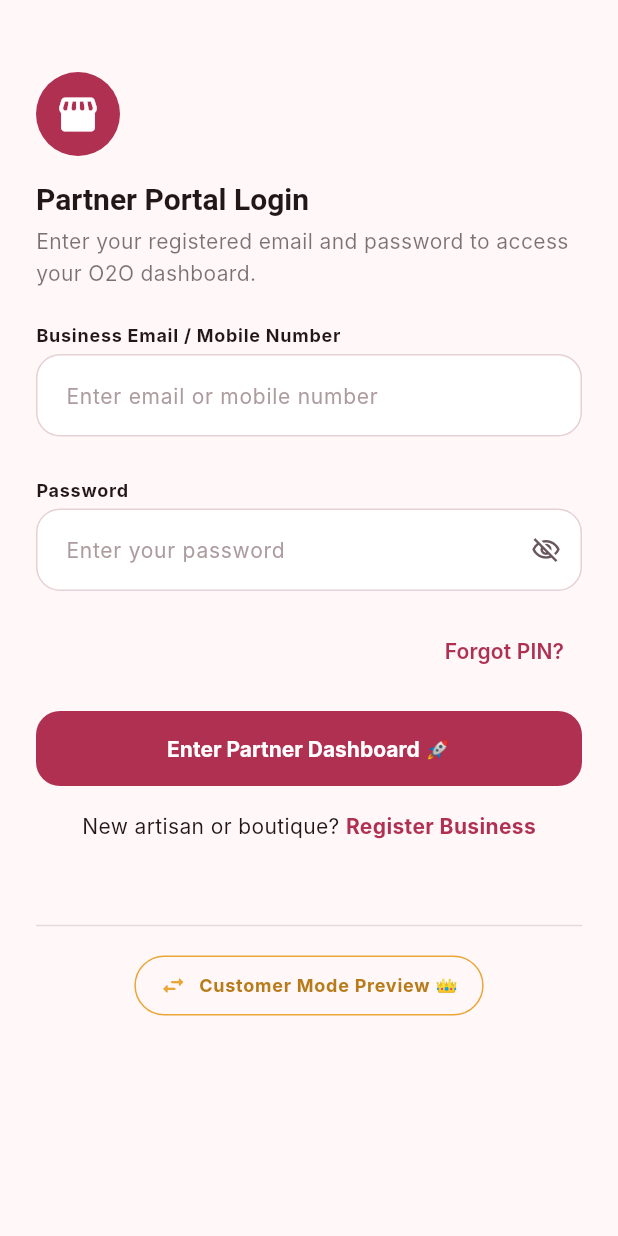
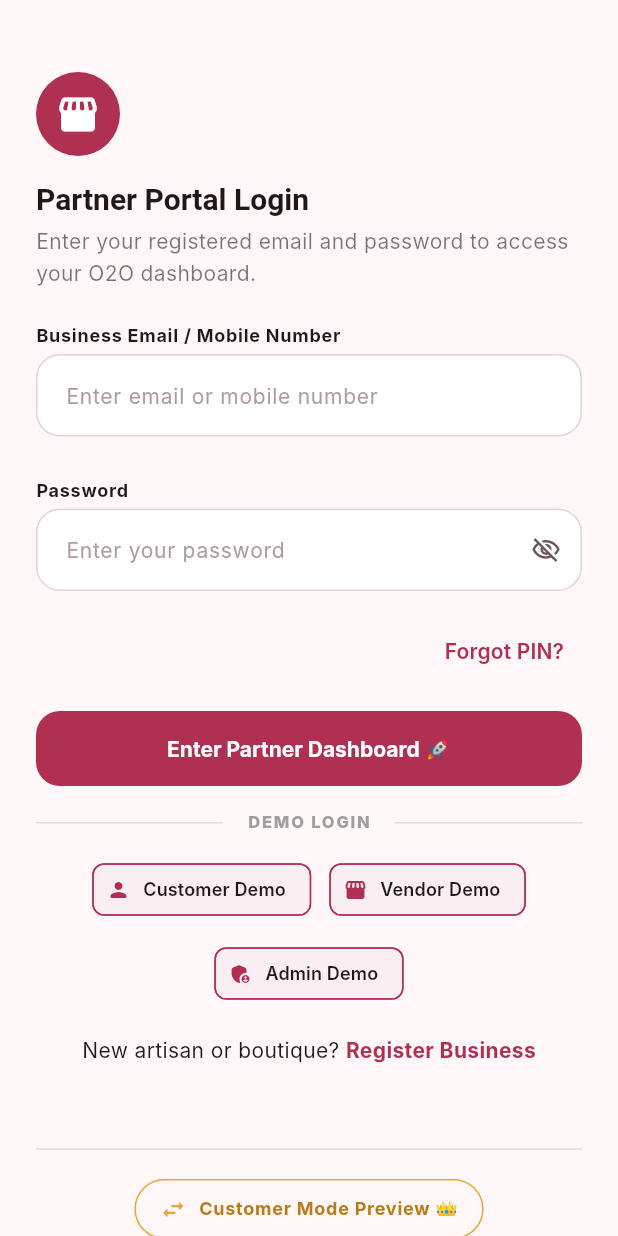
Before and after one commit to mani9396/herarea, a Flutter app: the screen it shows after launch, after a tap on "Existing Partner? Login Here", on a phone screen of 412 x 824 dp. Run offline on Flutter 3.47's test engine with Material 3 defaults, Android fonts, the phone set to English and light mode, and no system bars; our stand-ins replace cross_file, dio, flutter_map, flutter_riverpod, geolocator, go_router and 4 more; missing offline and left inert: razorpay_flutter; network calls fail; Roboto replaces fonts that are missing (Inter, Outfit).

Commit message:
Add demo logins for client demonstration

```diff
--- a/app_admin/lib/features/auth/presentation/screens/admin_login_screen.dart
+++ b/app_admin/lib/features/auth/presentation/screens/admin_login_screen.dart
@@ -150,6 +150,12 @@ class _AdminLoginScreenState extends ConsumerState<AdminLoginScreen> {
                         isLoading: _isLoading,
                         onPressed: _onSignIn,
                       ),
+                      DemoLoginButtons(
+                        onDemoSelected: (email, password) {
+                          _emailController.text = email;
+                          _passwordController.text = password;
+                        },
+                      ),
                       const SizedBox(height: AppSpacing.lg),
                       Divider(color: Colors.grey.shade300),
                       const SizedBox(height: AppSpacing.sm),
--- a/app_user/lib/features/auth/presentation/screens/login_screen.dart
+++ b/app_user/lib/features/auth/presentation/screens/login_screen.dart
@@ -223,6 +223,12 @@ class _LoginScreenState extends ConsumerState<LoginScreen> {
             icon: Icons.login_rounded,
             isLoading: _isLoading,
             onPressed: _onLogin,
+          ),
+          DemoLoginButtons(
+            onDemoSelected: (email, password) {
+              _emailController.text = email;
+              _passwordController.text = password;
+            },
           ),
           const SizedBox(height: AppSpacing.xxl),
 
--- a/app_vendor/lib/features/auth/presentation/screens/vendor_login_screen.dart
+++ b/app_vendor/lib/features/auth/presentation/screens/vendor_login_screen.dart
@@ -164,6 +164,12 @@ class _VendorLoginScreenState extends ConsumerState<VendorLoginScreen> {
             isLoading: _isLoading,
             onPressed: _onLogin,
           ),
+          DemoLoginButtons(
+            onDemoSelected: (email, password) {
+              _identifierController.text = email;
+              _passwordController.text = password;
+            },
+          ),
           const SizedBox(height: AppSpacing.lg),
           Wrap(
             alignment: WrapAlignment.center,
--- a/shared/lib/shared.dart
+++ b/shared/lib/shared.dart
@@ -13,6 +13,7 @@ export 'widgets/empty_state_widget.dart';
 export 'widgets/error_view.dart';
 export 'widgets/loading_indicator.dart';
 export 'widgets/status_badge.dart';
+export 'widgets/demo_login_buttons.dart';
 
 // Models
 export 'models/store_model.dart';
--- /dev/null
+++ b/shared/lib/widgets/demo_login_buttons.dart
@@ -0,0 +1,80 @@
+import 'package:flutter/material.dart';
+import 'package:shared/shared.dart';
+
+class DemoLoginButtons extends StatelessWidget {
+  final void Function(String email, String password) onDemoSelected;
+
+  const DemoLoginButtons({
+    super.key,
+    required this.onDemoSelected,
+  });
+
+  @override
+  Widget build(BuildContext context) {
+    return Column(
+      crossAxisAlignment: CrossAxisAlignment.stretch,
+      children: [
+        const SizedBox(height: AppSpacing.lg),
+        Row(
+          children: [
+            Expanded(child: Divider(color: Colors.grey.withValues(alpha: 0.3))),
+            const Padding(
+              padding: EdgeInsets.symmetric(horizontal: 16),
+              child: Text(
+                'DEMO LOGIN',
+                style: TextStyle(
+                  fontSize: 11,
+                  fontWeight: FontWeight.w800,
+                  letterSpacing: 1.2,
+                  color: Colors.grey,
+                ),
+              ),
+            ),
+            Expanded(child: Divider(color: Colors.grey.withValues(alpha: 0.3))),
+          ],
+        ),
+        const SizedBox(height: AppSpacing.md),
+        Wrap(
+          spacing: AppSpacing.md,
+          runSpacing: AppSpacing.sm,
+          alignment: WrapAlignment.center,
+          children: [
+            _buildDemoButton(
+              context,
+              'Customer Demo',
+              Icons.person_rounded,
+              'customer.demo@herarea.com',
+            ),
+            _buildDemoButton(
+              context,
+              'Vendor Demo',
+              Icons.storefront_rounded,
+              'vendor.demo@herarea.com',
+            ),
+            _buildDemoButton(
+              context,
+              'Admin Demo',
+              Icons.admin_panel_settings_rounded,
+              'admin.demo@herarea.com',
+            ),
+          ],
+        ),
+      ],
+    );
+  }
+
+  Widget _buildDemoButton(
+      BuildContext context, String label, IconData icon, String email) {
+    return ActionChip(
+      avatar: Icon(icon, size: 16, color: AppColors.primaryRuby),
+      label: Text(label,
+          style: const TextStyle(
+              fontSize: 12,
+              fontWeight: FontWeight.w600,
+              color: AppColors.neutralCharcoal)),
+      backgroundColor: AppColors.primaryRubyLight.withValues(alpha: 0.1),
+      side: const BorderSide(color: AppColors.primaryRuby, width: 1),
+      onPressed: () => onDemoSelected(email, 'Demo@12345'),
+    );
+  }
+}
```
Also changed, not shown: 3 other files.
